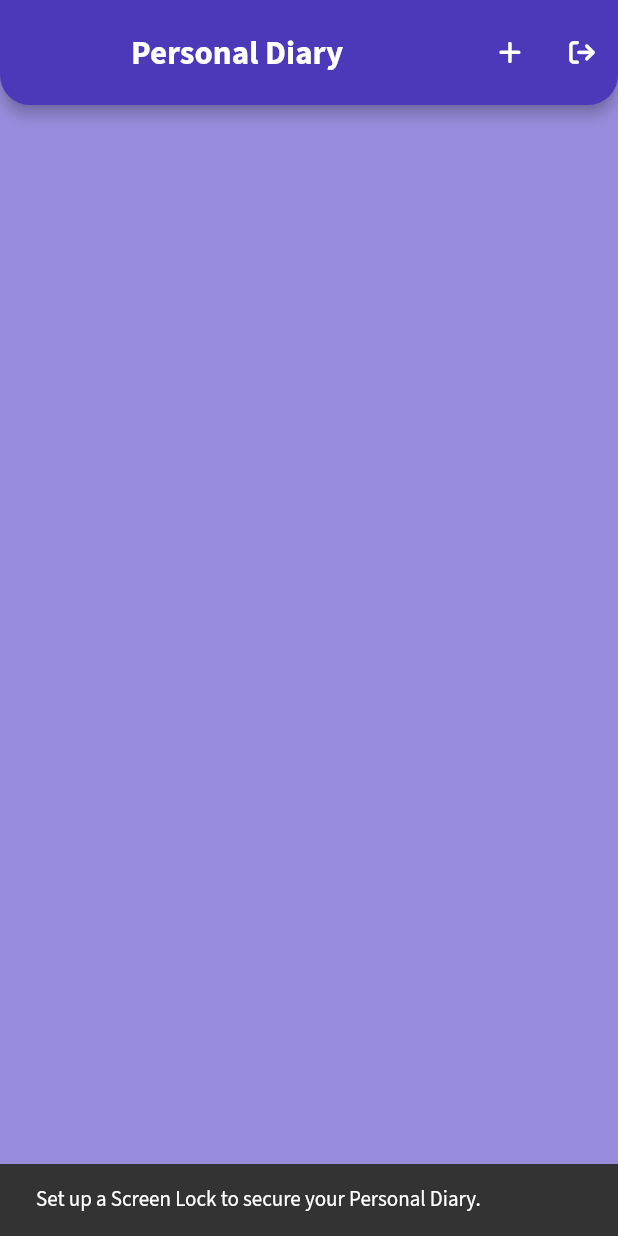
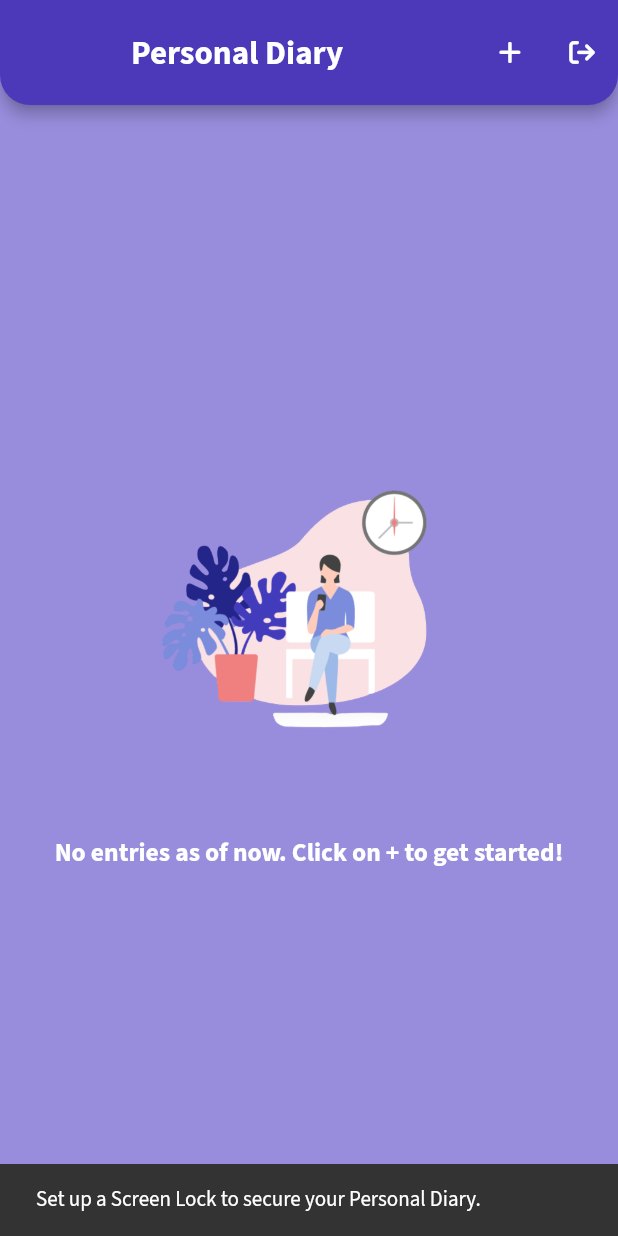
Before and after one commit to letsintegreat/Diary, a Flutter app: the screen it shows once a user with an empty profile is signed in, on a phone screen of 412 x 824 dp. Run offline on Flutter 3.47's test engine with Material 2 defaults, Android fonts, the phone set to English and light mode, and no system bars; our stand-ins replace cloud_firestore, firebase_auth, firebase_core, font_awesome_flutter, google_fonts, loading_animation_widget and 2 more; accounts and stored records are empty.

Commit message:
Illustration when no entry

```diff
--- a/lib/pages/HomePage.dart
+++ b/lib/pages/HomePage.dart
@@ -108,14 +108,42 @@ class _HomePage extends State<HomePage> {
                 }
                 m[monthAndYear]!.add(entry);
               }
-              print(m);
+              if (diaryUser.entries.isEmpty) {
+                return Center(
+                  child: Column(
+                    children: [
+                      Spacer(),
+                      Padding(
+                        padding: const EdgeInsets.fromLTRB(8.0, 32, 8, 32),
+                        child: Image.asset(
+                          "assets/waiting.png",
+                          height: 180,
+                        ),
+                      ),
+                      Padding(
+                        padding: const EdgeInsets.fromLTRB(32, 32, 32, 32),
+                        child: Center(
+                          child: Text(
+                            "No entries as of now. Click on + to get started!",
+                            style: GoogleFonts.sourceSansPro(
+                                color: Colors.white,
+                                fontSize: 17,
+                                fontWeight: FontWeight.bold),
+                            textAlign: TextAlign.center,
+                          ),
+                        ),
+                      ),
+                      Spacer(),
+                    ],
+                  ),
+                );
+              }
               return SizedBox.expand(
                 child: Padding(
                   padding: const EdgeInsets.fromLTRB(8.0, 8.0, 8.0, 8.0),
                   child: Container(
                     child: ListView(
                       children: m.keys.toList().map((String k) {
-                        print(k);
                         return Padding(
                           padding: const EdgeInsets.fromLTRB(0, 0, 0, 25),
                           child: Column(
@@ -170,8 +198,7 @@ class _HomePage extends State<HomePage> {
                                                       diaryEntry: diaryEntry),
                                                   type:
                                                       PageTransitionType.scale,
-                                                  alignment:
-                                                      Alignment.center,
+                                                  alignment: Alignment.center,
                                                   duration:
                                                       Duration(seconds: 1)));
                                         },
--- a/lib/pages/ScreenLockPage.dart
+++ b/lib/pages/ScreenLockPage.dart
@@ -96,7 +96,7 @@ class _ScreenLockPage extends State<ScreenLockPage> {
               Padding(
                 padding: const EdgeInsets.fromLTRB(8.0, 50, 8, 32),
                 child: Image.asset(
-                  "assets/waiting.png",
+                  "assets/secret.png",
                   height: 180,
                 ),
               ),
--- a/pubspec.yaml
+++ b/pubspec.yaml
@@ -69,6 +69,7 @@ flutter:
   assets:
     - assets/diary_illustration.png
     - assets/waiting.png
+    - assets/secret.png
   #   - images/a_dot_ham.jpeg
 
   # An image asset can refer to one or more resolution-specific "variants", see
```
Also changed, not shown: assets/secret.png (added).
